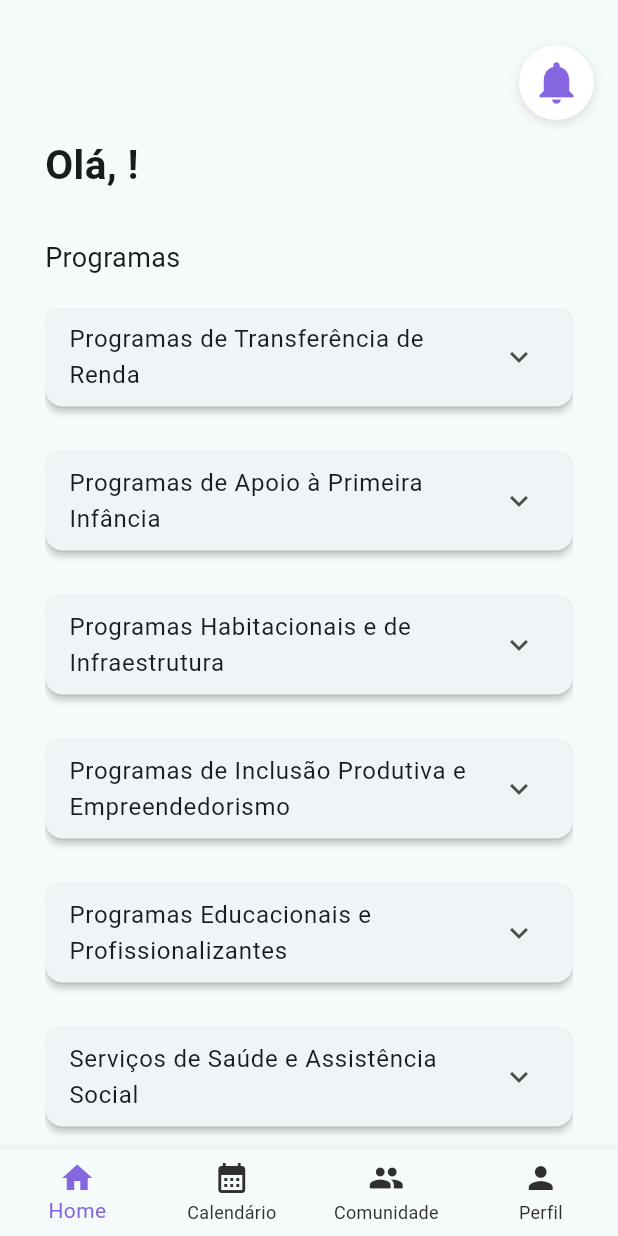
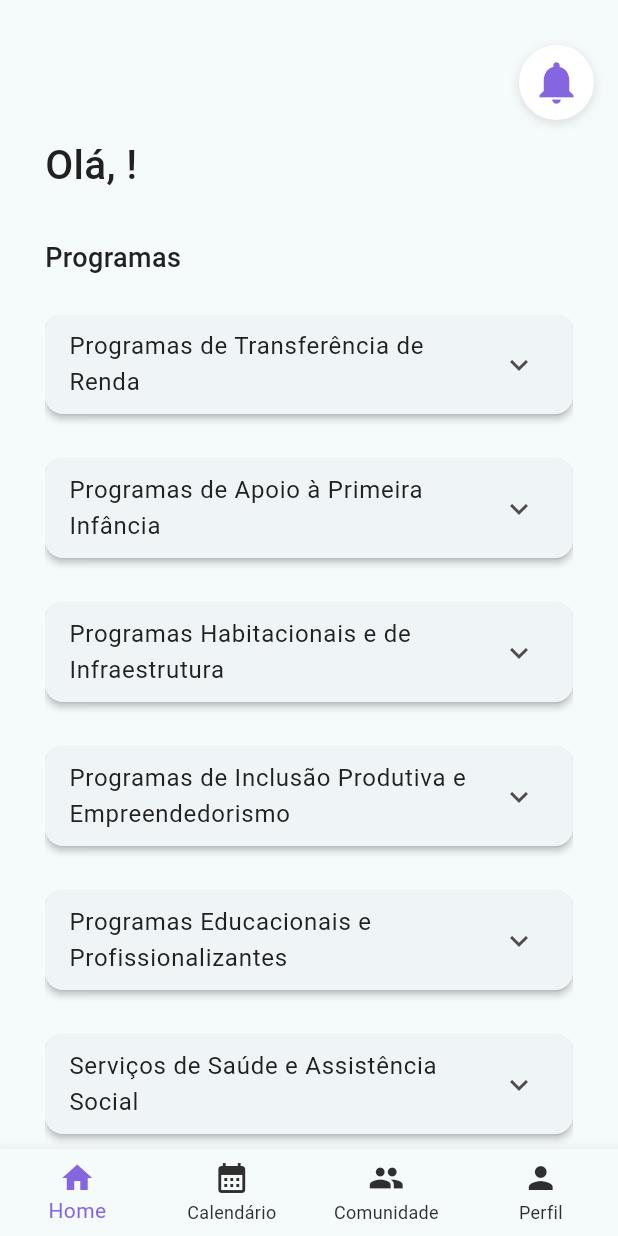
Before and after one commit to Denils0n/EloMae, a Flutter app: the HomepageScreen screen opened by its route, on a phone screen of 412 x 824 dp. Run offline on Flutter 3.47's test engine with Material 3 defaults, Android fonts, the phone set to English and light mode, and no system bars; our stand-ins replace cloud_firestore, firebase_auth, firebase_core, flutter_svg, go_router; missing offline and left inert: lucid_validation; accounts and stored records are empty.

Commit message:
Editing fonts

```diff
--- a/lib/app/views/screens/home/home_screen.dart
+++ b/lib/app/views/screens/home/home_screen.dart
@@ -51,14 +51,14 @@ class HomepageScreen extends StatelessWidget {
             children: [
               Text(
                 'Olá, $userName!',
-                style: TextStyle(fontWeight: FontWeight.bold, fontSize: 27.0),
+                style: TextStyle(fontWeight: FontWeight.w500, fontSize: 27.0, color:  Colors.grey[900]),
               ),
               SizedBox(height: 30.0),
               Text(
                 'Programas',
-                style: TextStyle(fontWeight: FontWeight.w400, fontSize: 18),
+                style: TextStyle(fontWeight: FontWeight.w500, fontSize: 18, color: Colors.grey[900]),
               ),
-              SizedBox(height: 20.0,),
+              SizedBox(height: 25.0,),
             Expanded(
               child: ProgramListScreen(),
           )
--- a/lib/app/views/screens/home/program_list_screen.dart
+++ b/lib/app/views/screens/home/program_list_screen.dart
@@ -97,7 +97,7 @@ class _ProgramListScreenState extends State<ProgramListScreen> {
             collapsedIconColor: const Color.fromARGB(255, 77, 77, 77),
             title: Text(
               title, // O title passado pelo paramento da function, (o card clicado)
-              style: const TextStyle(fontWeight: FontWeight.w400),
+              style: TextStyle(fontWeight: FontWeight.w400, color: Colors.grey[900],),
             ),
             onExpansionChanged: (expanded) async { // É um callback (função que será chamada automaticamente) toda vez que o ExpansionTile muda de estado
               if (expanded) {
```
Also changed, not shown: 1 other file.
